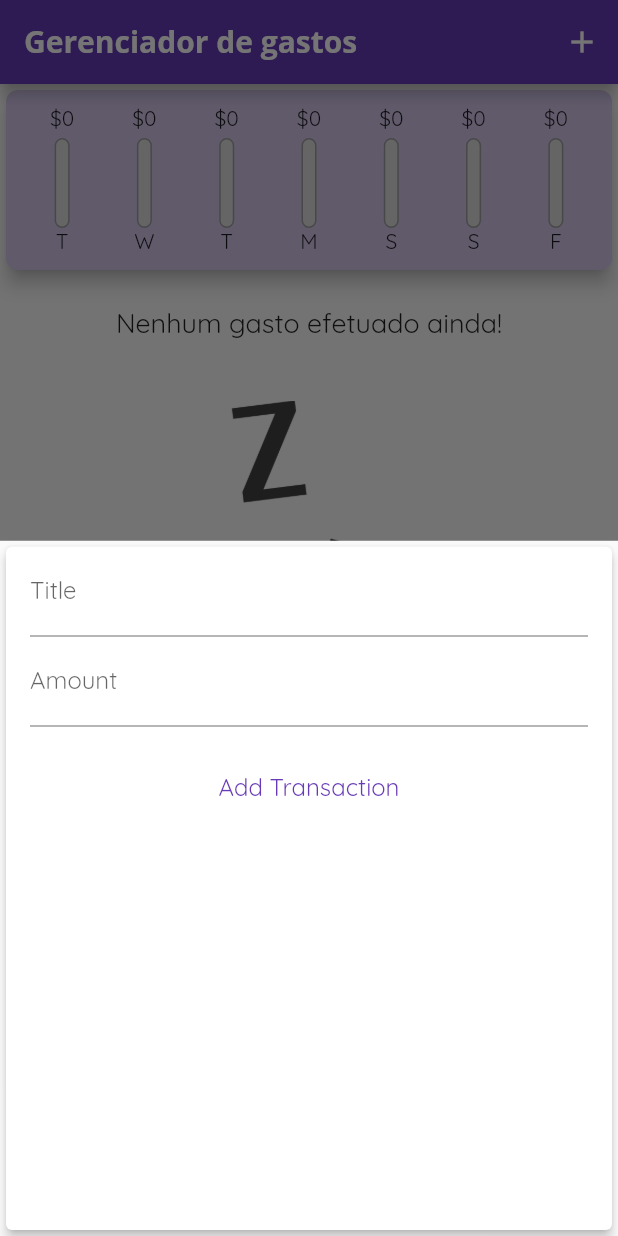
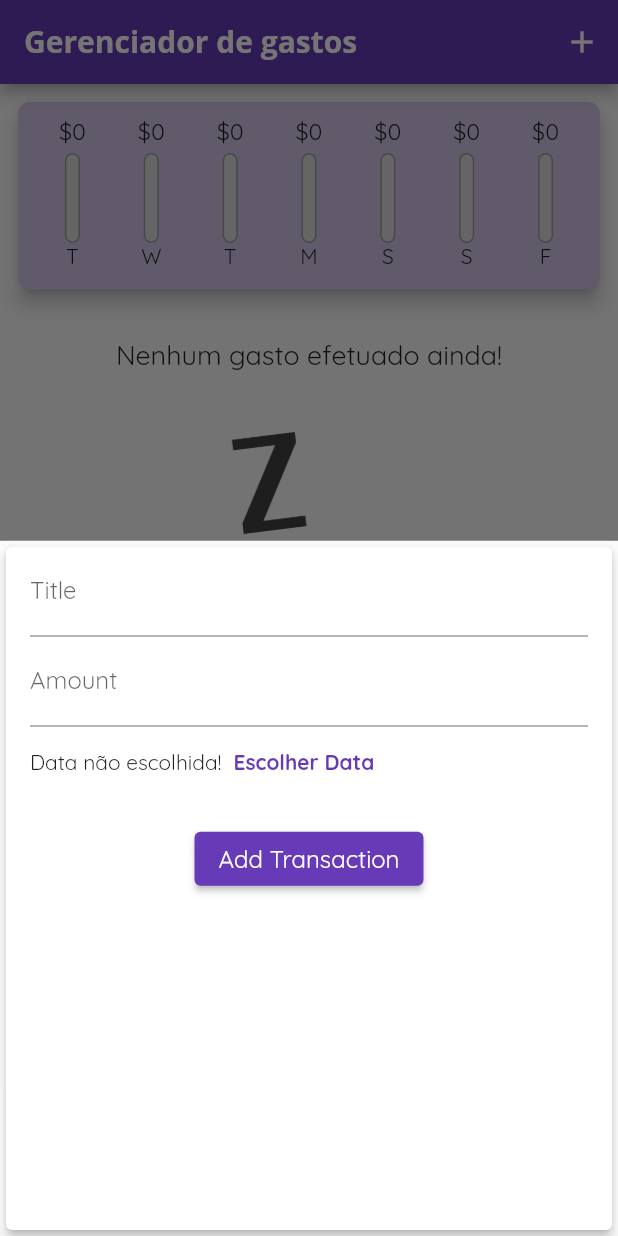
Before and after one commit to silveiraluisf/projeto_flutter_treino_gerenciador_gastos, a Flutter app: the screen it shows after launch, after a tap on the "add" icon, on a phone screen of 412 x 824 dp. Run offline on Flutter 3.47's test engine with Material 2 defaults, Android fonts, the phone set to English and light mode, and no system bars.

Commit message:
primeira implementação de iserção de data nos gastos

```diff
--- a/lib/components/chart_bar.dart
+++ b/lib/components/chart_bar.dart
@@ -11,8 +11,11 @@ class ChartBar extends StatelessWidget {
   Widget build(BuildContext context) {
     return Column(
       children: <Widget>[
-        FittedBox(
-            child: Text('\$${spendingAmount.toStringAsFixed(0)}'),
+        Container(
+          height: 20,
+          child: FittedBox(
+              child: Text('\$${spendingAmount.toStringAsFixed(0)}'),
+          ),
         ),
         Container(
           height: 4,
--- a/lib/components/transaction_form.dart
+++ b/lib/components/transaction_form.dart
@@ -1,4 +1,5 @@
 import 'package:flutter/material.dart';
+import 'package:intl/intl.dart';
 
 class TransactionForm extends StatefulWidget {
   final Function addTx;
@@ -10,15 +11,15 @@ class TransactionForm extends StatefulWidget {
 }
 
 class _TransactionFormState extends State<TransactionForm> {
-  final titleController = TextEditingController();
+  final _titleController = TextEditingController();
+  final _amountController = TextEditingController();
+  DateTime? _selectedDate;
 
-  final amountController = TextEditingController();
+  void _submitData() {
+    final enteredTitle = _titleController.text;
+    final enteredAmount = double.parse(_amountController.text);
 
-  void submitData() {
-    final enteredTitle = titleController.text;
-    final enteredAmount = double.parse(amountController.text);
-
-    if (enteredTitle.isEmpty || enteredAmount <= 0 ) {
+    if (enteredTitle.isEmpty || enteredAmount <= 0) {
       return;
     }
 
@@ -30,6 +31,22 @@ class _TransactionFormState extends State<TransactionForm> {
     Navigator.pop(context);
   }
 
+  void _presentDatePicker() {
+    showDatePicker(
+      context: context,
+      initialDate: DateTime.now(),
+      firstDate: DateTime(2020),
+      lastDate: DateTime.now(),
+    ).then((pickedDate) {
+      if (pickedDate == null) {
+        return;
+      }
+      setState(() {
+        _selectedDate = pickedDate;
+      });
+    });
+  }
+
   @override
   Widget build(BuildContext context) {
     return Card(
@@ -39,29 +56,47 @@ class _TransactionFormState extends State<TransactionForm> {
           Padding(
             padding: const EdgeInsets.only(left: 16, right: 16),
             child: TextField(
-              controller: titleController,
+              controller: _titleController,
               decoration: const InputDecoration(labelText: 'Title'),
-              onSubmitted: (_) => submitData(),
+              onSubmitted: (_) => _submitData(),
             ),
           ),
           Padding(
             padding: const EdgeInsets.only(left: 16, right: 16),
             child: TextField(
-              controller: amountController,
+              controller: _amountController,
               decoration: const InputDecoration(labelText: 'Amount'),
               keyboardType:
                   const TextInputType.numberWithOptions(decimal: true),
-              onSubmitted: (_) => submitData(),
+              onSubmitted: (_) => _submitData(),
+            ),
+          ),
+          Padding(
+            padding: const EdgeInsets.only(left: 16),
+            child: Row(
+              mainAxisAlignment: MainAxisAlignment.start,
+              children: [
+                Text(
+                  (_selectedDate) == null
+                      ? 'Data não escolhida!'
+                      : DateFormat.yMd().format(_selectedDate!),
+                ),
+                TextButton(
+                    onPressed: _presentDatePicker,
+                    child: const Text(
+                      'Escolher Data',
+                      style: TextStyle(fontWeight: FontWeight.bold),
+                    )),
+              ],
             ),
           ),
           Padding(
             padding: const EdgeInsets.all(16.0),
-            child: TextButton(
-                onPressed:
-                  submitData,
+            child: ElevatedButton(
+                onPressed: _submitData,
                 child: const Text(
                   'Add Transaction',
-                  style: TextStyle(color: Colors.deepPurple, fontSize: 16),
+                  style: TextStyle(color: Colors.white, fontSize: 16),
                 )),
           ),
         ],
--- a/lib/components/transactions_chart.dart
+++ b/lib/components/transactions_chart.dart
@@ -37,7 +37,9 @@ class TransactionsChart extends StatelessWidget {
 
   @override
   Widget build(BuildContext context) {
-    return SizedBox(
+    return Padding(
+      padding: const EdgeInsets.all(8.0),
+      child: SizedBox(
         width: double.infinity,
         child: Card(
           elevation: 5,
@@ -47,7 +49,7 @@ class TransactionsChart extends StatelessWidget {
           child: Container(
             padding: const EdgeInsets.all(10),
             width: 300,
-          height: 120,
+            height: 125,
             child: Row(
               mainAxisAlignment: MainAxisAlignment.spaceEvenly,
               children: groupedTransactionValues.map((data) {
@@ -64,6 +66,7 @@ class TransactionsChart extends StatelessWidget {
             ),
           ),
         ),
+      ),
     );
   }
 }
```
Also changed, not shown: lib/components/transactions_list.dart (indentation only). Lines whose indentation alone changed are shown as unchanged.
